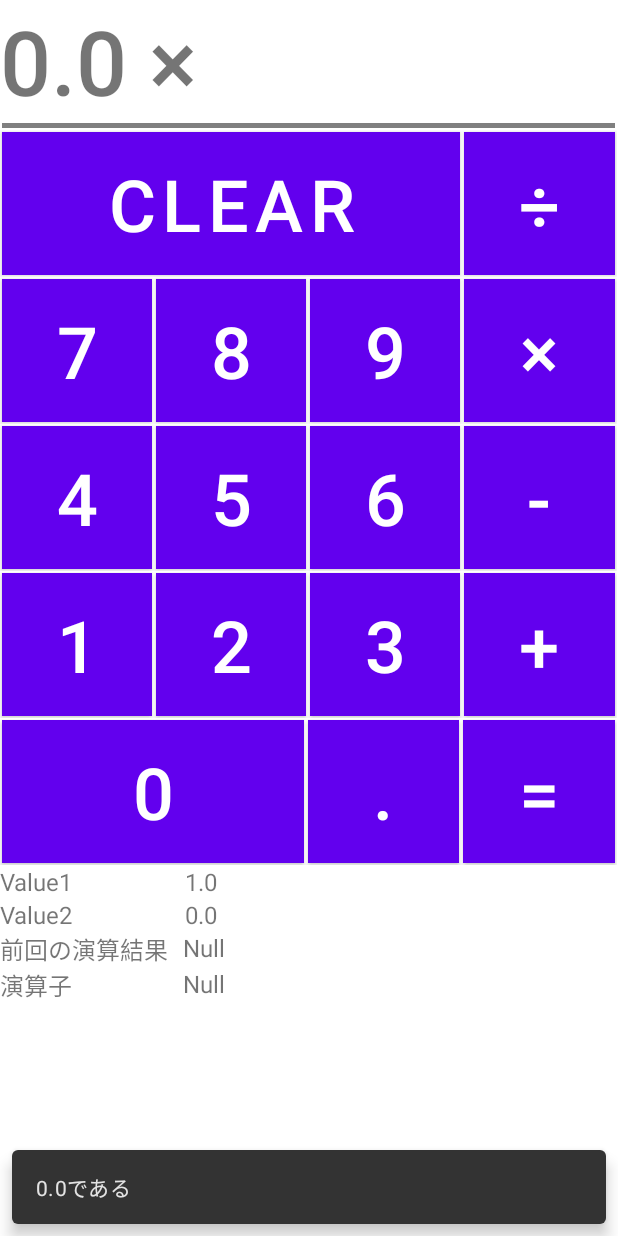
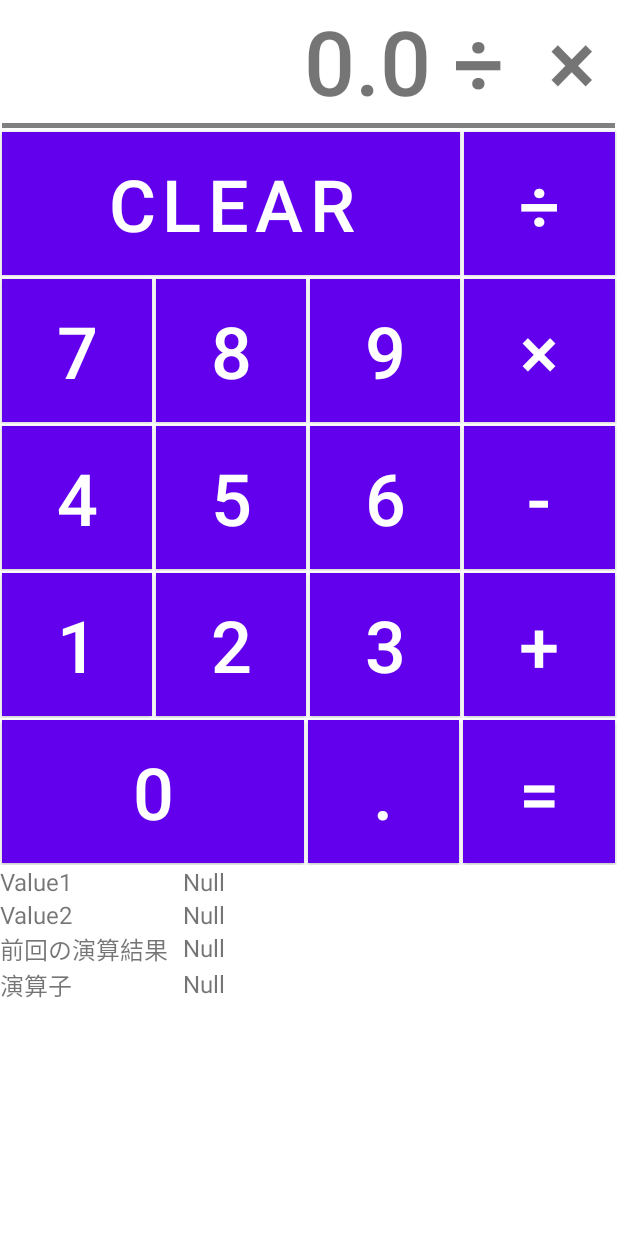
Before and after one commit to zomsa1228/Calculator_App, an Android app: the screen it shows after launch (MainActivity), after a tap on an icon or button, on a phone screen of 412 x 824 dp. Run offline under Robolectric (Android 15) with nearby library versions, the phone set to English and light mode, and no system bars; Roboto replaces fonts that are not available here; 2 other taps on this screen came first.

Commit message:
基礎的な電卓のデータは完成

```diff
--- a/app/src/main/java/com/example/myapplication2/MainActivity.java
+++ b/app/src/main/java/com/example/myapplication2/MainActivity.java
@@ -21,6 +21,9 @@ public class MainActivity extends AppCompatActivity implements View.OnClickListe
     public Double Value4 = 0.0;
     public Integer valLen = 0;
     public String enzanVal = "";
+    public CharSequence textviewdata = "";
+
+
     // 0 = 未設定
     // 1 = +
     // 2 = -
@@ -31,7 +34,6 @@ public class MainActivity extends AppCompatActivity implements View.OnClickListe
     protected void onCreate(Bundle savedInstanceState) {
         super.onCreate(savedInstanceState);
         setContentView(R.layout.activity_main);
-
         findViewById(R.id.button1).setOnClickListener(this::onClick);
         findViewById(R.id.button2).setOnClickListener(this::onClick);
         findViewById(R.id.button3).setOnClickListener(this::onClick);
@@ -42,23 +44,104 @@ public class MainActivity extends AppCompatActivity implements View.OnClickListe
         findViewById(R.id.button8).setOnClickListener(this::onClick);
         findViewById(R.id.button9).setOnClickListener(this::onClick);
         findViewById(R.id.button0).setOnClickListener(this::onClick);
-        findViewById(R.id.plus).setOnClickListener(this);
-        findViewById(R.id.minus).setOnClickListener(this);
-        findViewById(R.id.times).setOnClickListener(this);
-        findViewById(R.id.division).setOnClickListener(this);
-        findViewById(R.id.equal).setOnClickListener(this);
-        findViewById(R.id.Clear).setOnClickListener(this);
+
+        findViewById(R.id.plus).setOnClickListener(this::enzan);
+        findViewById(R.id.minus).setOnClickListener(this::enzan);
+        findViewById(R.id.times).setOnClickListener(this::enzan);
+        findViewById(R.id.division).setOnClickListener(this::enzan);
+        findViewById(R.id.equal).setOnClickListener(this::equal);
+        findViewById(R.id.Clear).setOnClickListener(this::Clear);
+    }
+
+    //演算子 +-/*を押したときの処理
+    public void enzan(View button){
+        TextView textView1 = (TextView) findViewById(R.id.num1);
+        TextView val1 = (TextView) findViewById(R.id.val1);
+        TextView val2 = (TextView) findViewById(R.id.val2);
+        TextView val3 = (TextView) findViewById(R.id.val3);
+
+        if (button.getId() == R.id.plus) {
+            enzan = 1;
+            enzanVal = " + ";
+
+        } else if (button.getId() == R.id.minus) {
+            enzan = 2;
+            enzanVal = " - ";
+
+        } else if (button.getId() == R.id.times) {
+            enzan = 3;
+            enzanVal = " × ";
+
+        } else if (button.getId() == R.id.division) {
+            enzan = 4;
+            enzanVal = " ÷ ";
+        }
+        once = false;
+
+        //文字を入れるためのkari変数を用意
+        //textView1のデータを取得する
+        textviewdata = textView1.getText();
+
+        //取得したデータに入っている文字に、Value2の数値を文字連結する
+        textviewdata = textviewdata + String.valueOf(enzanVal);
+
+        //テキストビューにデータを上書き
+        textView1.setText(textviewdata);
+
+        return;
+
+    }
+
+    //=を押したときの処理
+    public void equal(View equal){
+        TextView textView1 = (TextView) findViewById(R.id.num1);
+        TextView val1 = (TextView) findViewById(R.id.val1);
+        TextView val2 = (TextView) findViewById(R.id.val2);
+        TextView val3 = (TextView) findViewById(R.id.val3);
+
+        if (equal.getId() == R.id.equal) {
+            once = true;
+            textView1.setText(String.valueOf(""));
+            if (enzan == 1) {
+                Result_Num = Value1 + Value2;
+            } else if (enzan == 2) {
+                Result_Num = Value1 - Value2;
+            } else if (enzan == 3) {
+                Result_Num = Value1 * Value2;
+            } else if (enzan == 4) {
+                Result_Num = Value1 / Value2;
+            }
+            //Value2をtextView1に上書きする
+            textView1.setText(String.valueOf(Result_Num));
+        }
+    }
+
+    public void Clear(View Clear){
+        if (Clear.getId() == R.id.Clear) {
+            TextView textView1 = (TextView) findViewById(R.id.num1);
+            TextView val1 = (TextView) findViewById(R.id.val1);
+            TextView val2 = (TextView) findViewById(R.id.val2);
+            TextView val3 = (TextView) findViewById(R.id.val3);
+            //演算データ
+            Value1 = 0.0;
+            Value2 = 0.0;
+            once = true;
+
+            //上部のテキストビュー
+            textView1.setText(String.valueOf(0.0));
+
+            //下部の数値表示
+            val1.setText("Null");
+            val2.setText("Null");
+            val3.setText("Null");
+        }
     }
 
     public void onClick(View v) {
         TextView textView1 = (TextView) findViewById(R.id.num1);
-        TextView textView2 = (TextView) findViewById(R.id.num2);
-        TextView enzansi = (TextView) findViewById(R.id.kigou);
         TextView val1 = (TextView) findViewById(R.id.val1);
         TextView val2 = (TextView) findViewById(R.id.val2);
         TextView val3 = (TextView) findViewById(R.id.val3);
-        TextView enzansi_tv = (TextView) findViewById(R.id.enzan);
-
         //後半の数字入力処理
         if (once == false) {
 
@@ -90,32 +173,36 @@ public class MainActivity extends AppCompatActivity implements View.OnClickListe
                 input_num = 9.0;
 
             }else if(v.getId() == R.id.button0){
-                Value2 = 1.0;
+                input_num = 0.0;
 
             }
 
-            System.out.println(Value2);
-
+            //Value2 == 0.0と言うのはいわゆるデータ上は何もまだ入力されていない状態、初回入力
             if(Value2 == 0.0){
-                Snackbar.make(v,"0.0である",Snackbar.LENGTH_LONG).show();
-                Value1 = input_num;
+                Value2 = input_num;
+                textviewdata = String.valueOf(input_num);
                 valLen = 1;
 
+                //0.0以外のデータが入っている場合、いわゆる何かしらデータが入っているとき
             }else{
-                //Value1の長さを計測
+
+                //Value2の長さを計測
                 valLen = String.valueOf(Value2).length();
 
                 //-2は小数点切り捨ての処理、文字列とし.0を切り捨てている
                 valLen = valLen - 2;
 
                 //桁用の計算Value1が1の場合1を10にして押された数字を足す
-                //1 →　10 →　11
+                //1 →1*10→　10　→10+1→　11
                 Value2 = (Value2 * 10) + input_num;
             }
-            CharSequence kari = textView1.getText();
-            kari = kari + String.valueOf(Value2);
+
+            //
             textView1.setText(String.valueOf(Value2));
+
             val2.setText(String.valueOf(Value2));
+            return;
+
         }
 
 //前半の数字入力処理
@@ -156,6 +243,7 @@ public class MainActivity extends AppCompatActivity implements View.OnClickListe
             if(Value1 == 0.0){
                 Snackbar.make(v,"0.0である",Snackbar.LENGTH_LONG).show();
                 Value1 = input_num;
+                textviewdata = String.valueOf(input_num);
                 valLen = 1;
 
             }else{
@@ -168,82 +256,14 @@ public class MainActivity extends AppCompatActivity implements View.OnClickListe
                 //桁用の計算Value1が1の場合1を10にして押された数字を足す
                 //1 →　10 →　11
                 Value1 = (Value1 * 10) + input_num;
+
             }
+            //Value1をtextView1に上書きする
+            textView1.setText(String.valueOf(Value1));
 
-            CharSequence kari = textView1.getText();
-            kari = kari + String.valueOf(Value1);
-            textView1.setText(String.valueOf(Value1));
             val1.setText(String.valueOf(Value1));
-        }
-
-            //enzan
-            // 0 = 未設定
-            // 1 = +
-            // 2 = -
-            // 3 = *
-            // 4 = /
-
-        if (v.getId() == R.id.equal) {
-            textView1.setText(String.valueOf(""));
-            once = true;
-            if (enzan == 1) {
-                Result_Num = Value1 + Value2;
-            } else if (enzan == 2) {
-                Result_Num = Value1 - Value2;
-            } else if (enzan == 3) {
-                Result_Num = Value1 * Value2;
-            } else if (enzan == 4) {
-                Result_Num = Value1 / Value2;
-            }
-            textView1.setText(String.valueOf(Result_Num));
             return;
         }
 
-
-        if (v.getId() == R.id.plus) {
-                enzan = 1;
-                enzanVal = " + ";
-
-        } else if (v.getId() == R.id.minus) {
-                enzan = 2;
-                enzanVal = " - ";
-
-        } else if (v.getId() == R.id.times) {
-                enzan = 3;
-                enzanVal = " × ";
-
-        } else if (v.getId() == R.id.division) {
-                enzan = 4;
-                enzanVal = " ÷ ";
-
-        }
-
-        once = false;
-        CharSequence kari = textView1.getText();
-        kari = kari + enzanVal;
-        textView1.setText(kari);
-        return;
-
-        if (v.getId() == R.id.Clear) {
-                //演算データ
-                Value1 = 0.0;
-                Value2 = 0.0;
-                once = true;
-
-                //上部のテキストビュー
-                textView1.setText(String.valueOf(0.0));
-                enzansi.setText("");
-                textView2.setText("");
-
-                //下部の数値表示
-                val1.setText("Null");
-                val2.setText("Null");
-                val3.setText("Null");
-                enzansi_tv.setText("Null");
-            } else {
-                return;
-            }
-
-
-        }
     }
+}
--- a/app/src/main/res/layout/activity_main.xml
+++ b/app/src/main/res/layout/activity_main.xml
@@ -21,34 +21,8 @@
             android:padding="0dp">
 
             <TextView
-                android:id="@+id/num2"
+                android:id="@+id/num1"
                 android:layout_width="match_parent"
-                android:layout_height="wrap_content"
-                android:layout_marginStart="0dp"
-                android:layout_marginTop="0dp"
-                android:layout_marginEnd="0dp"
-                android:layout_marginBottom="0dp"
-                android:fontFamily="sans-serif-medium"
-                android:gravity="right"
-                android:padding="0dp"
-                android:textSize="60sp" />
-
-            <TextView
-                android:id="@+id/kigou"
-                android:layout_width="wrap_content"
-                android:layout_height="wrap_content"
-                android:layout_marginStart="0dp"
-                android:layout_marginTop="0dp"
-                android:layout_marginEnd="0dp"
-                android:layout_marginBottom="0dp"
-                android:fontFamily="sans-serif-medium"
-                android:gravity="right"
-                android:padding="0dp"
-                android:textSize="60sp" />
-
-            <TextView
-                android:id="@+id/num1"
-                android:layout_width="wrap_content"
                 android:layout_height="wrap_content"
                 android:layout_marginStart="0dp"
                 android:layout_marginTop="0dp"
@@ -95,6 +69,7 @@
                 android:background="#03A9F4"
                 android:drawablePadding="0dp"
                 android:fontFamily="sans-serif-medium"
+                android:onClick="Clear"
                 android:text="Clear"
                 android:textSize="48sp"
                 app:cornerRadius="0dp" />
@@ -109,6 +84,7 @@
                 android:height="95dp"
                 android:background="#2196F3"
                 android:fontFamily="sans-serif-medium"
+                android:onClick="enzan"
                 android:text="÷"
                 android:textSize="48sp"
                 app:cornerRadius="0dp" />
@@ -132,6 +108,7 @@
                 android:background="#03A9F4"
                 android:drawablePadding="0dp"
                 android:fontFamily="sans-serif-medium"
+                android:onClick="onClick"
                 android:text="7"
                 android:textSize="48sp"
                 app:cornerRadius="0dp" />
@@ -147,6 +124,7 @@
                 android:background="#03A9F4"
                 android:drawablePadding="0dp"
                 android:fontFamily="sans-serif-medium"
+                android:onClick="onClick"
                 android:text="8"
                 android:textSize="48sp"
                 app:cornerRadius="0dp" />
@@ -162,6 +140,7 @@
                 android:background="#03A9F4"
                 android:drawablePadding="0dp"
                 android:fontFamily="sans-serif-medium"
+                android:onClick="onClick"
                 android:text="9"
                 android:textSize="48sp"
                 app:cornerRadius="0dp" />
@@ -177,6 +156,7 @@
                 android:background="#03A9F4"
                 android:drawablePadding="0dp"
                 android:fontFamily="sans-serif-medium"
+                android:onClick="enzan"
                 android:text="×"
                 android:textSize="48sp"
                 app:cornerRadius="0dp" />
@@ -200,6 +180,7 @@
                 android:background="#03A9F4"
                 android:drawablePadding="0dp"
                 android:fontFamily="sans-serif-medium"
+                android:onClick="onClick"
                 android:text="4"
                 android:textSize="48sp"
                 app:cornerRadius="0dp" />
@@ -215,6 +196,7 @@
                 android:background="#03A9F4"
                 android:drawablePadding="0dp"
                 android:fontFamily="sans-serif-medium"
+                android:onClick="onClick"
                 android:text="5"
                 android:textSize="48sp"
                 app:cornerRadius="0dp" />
@@ -230,6 +212,7 @@
                 android:background="#03A9F4"
                 android:drawablePadding="0dp"
                 android:fontFamily="sans-serif-medium"
+                android:onClick="onClick"
                 android:text="6"
                 android:textSize="48sp"
                 app:cornerRadius="0dp" />
@@ -245,6 +228,7 @@
                 android:background="#03A9F4"
                 android:drawablePadding="0dp"
                 android:fontFamily="sans-serif-medium"
+                android:onClick="enzan"
                 android:text="-"
                 android:textSize="48sp"
                 app:cornerRadius="0dp" />
@@ -268,6 +252,7 @@
                 android:background="#03A9F4"
                 android:drawablePadding="0dp"
                 android:fontFamily="sans-serif-medium"
+                android:onClick="onClick"
                 android:text="1"
                 android:textSize="48sp"
                 app:cornerRadius="0dp" />
@@ -283,6 +268,7 @@
                 android:background="#03A9F4"
                 android:drawablePadding="0dp"
                 android:fontFamily="sans-serif-medium"
+                android:onClick="onClick"
                 android:text="2"
                 android:textSize="48sp"
                 app:cornerRadius="0dp" />
@@ -298,6 +284,7 @@
                 android:background="#03A9F4"
                 android:drawablePadding="0dp"
                 android:fontFamily="sans-serif-medium"
+                android:onClick="onClick"
                 android:text="3"
                 android:textSize="48sp"
                 app:cornerRadius="0dp" />
@@ -313,6 +300,7 @@
                 android:background="#03A9F4"
                 android:drawablePadding="0dp"
                 android:fontFamily="sans-serif-medium"
+                android:onClick="enzan"
                 android:text="+"
                 android:textSize="48sp"
                 app:cornerRadius="0dp" />
@@ -336,6 +324,7 @@
                 android:background="#03A9F4"
                 android:drawablePadding="0dp"
                 android:fontFamily="sans-serif-medium"
+                android:onClick="onClick"
                 android:text="0"
                 android:textSize="48sp"
                 app:cornerRadius="0dp" />
@@ -366,6 +355,7 @@
                 android:background="#03A9F4"
                 android:drawablePadding="0dp"
                 android:fontFamily="sans-serif-medium"
+                android:onClick="equal"
                 android:text="="
                 android:textSize="48sp"
                 app:cornerRadius="0dp" />
```
